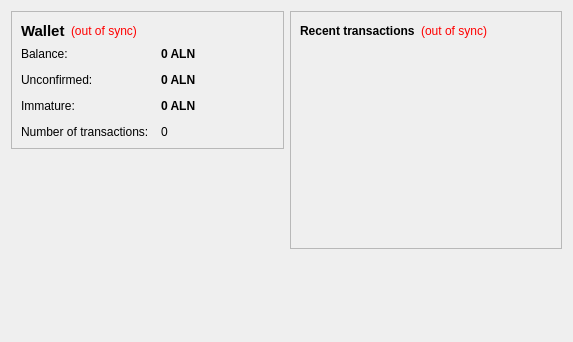
The window that src/qt/forms/overviewpage.ui (fubendong2/Rambocoin) describes before a commit, drawn with Qt 5.
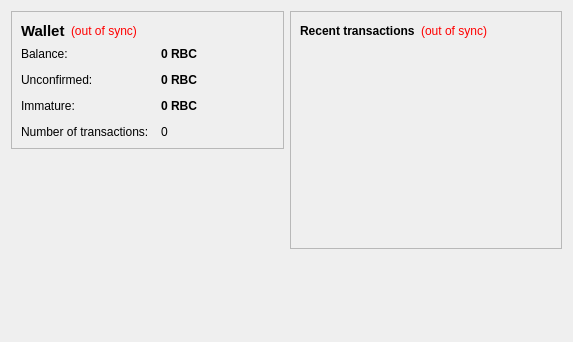
The same window after the commit.

Diff of the .ui file:
```diff
--- a/src/qt/forms/overviewpage.ui
+++ b/src/qt/forms/overviewpage.ui
@@ -105,7 +105,7 @@
              <string>Your current balance</string>
             </property>
             <property name="text">
-             <string notr="true">0 ALN</string>
+             <string notr="true">0 RBC</string>
             </property>
             <property name="textInteractionFlags">
              <set>Qt::LinksAccessibleByMouse|Qt::TextSelectableByKeyboard|Qt::TextSelectableByMouse</set>
@@ -134,7 +134,7 @@
              <string>Total of transactions that have yet to be confirmed, and do not yet count toward the current balance</string>
             </property>
             <property name="text">
-             <string notr="true">0 ALN</string>
+             <string notr="true">0 RBC</string>
             </property>
             <property name="textInteractionFlags">
              <set>Qt::LinksAccessibleByMouse|Qt::TextSelectableByKeyboard|Qt::TextSelectableByMouse</set>
@@ -177,7 +177,7 @@
              <string>Mined balance that has not yet matured</string>
             </property>
             <property name="text">
-             <string notr="true">0 ALN</string>
+             <string notr="true">0 RBC</string>
             </property>
             <property name="textInteractionFlags">
              <set>Qt::LinksAccessibleByMouse|Qt::TextSelectableByKeyboard|Qt::TextSelectableByMouse</set>
```
